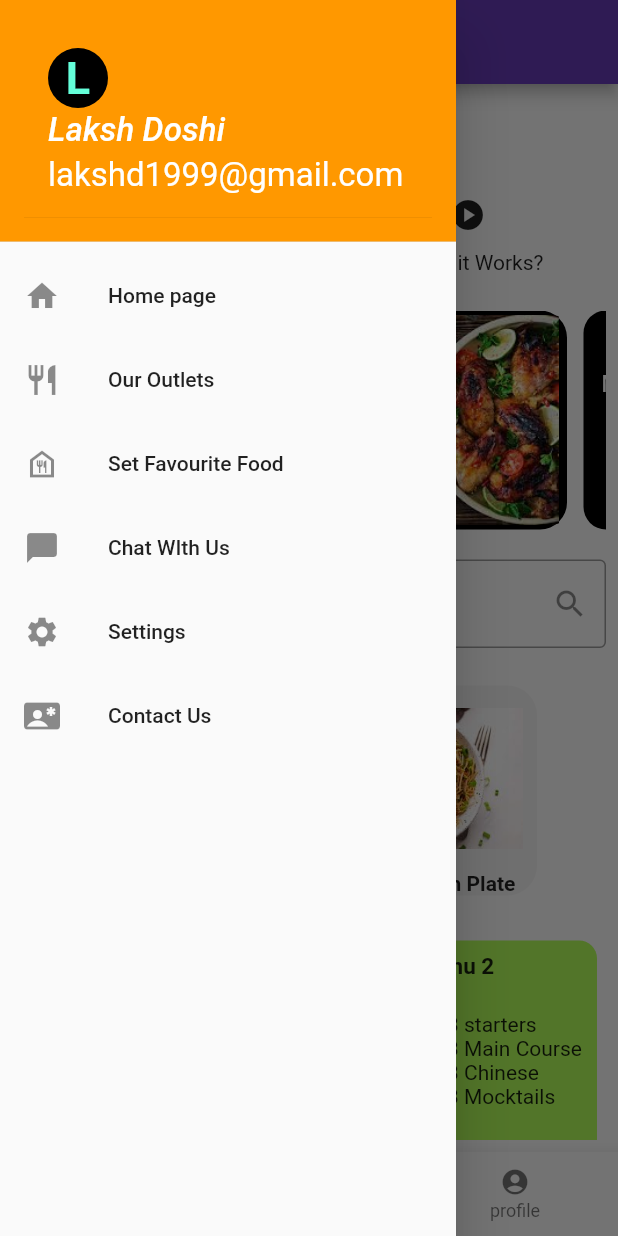
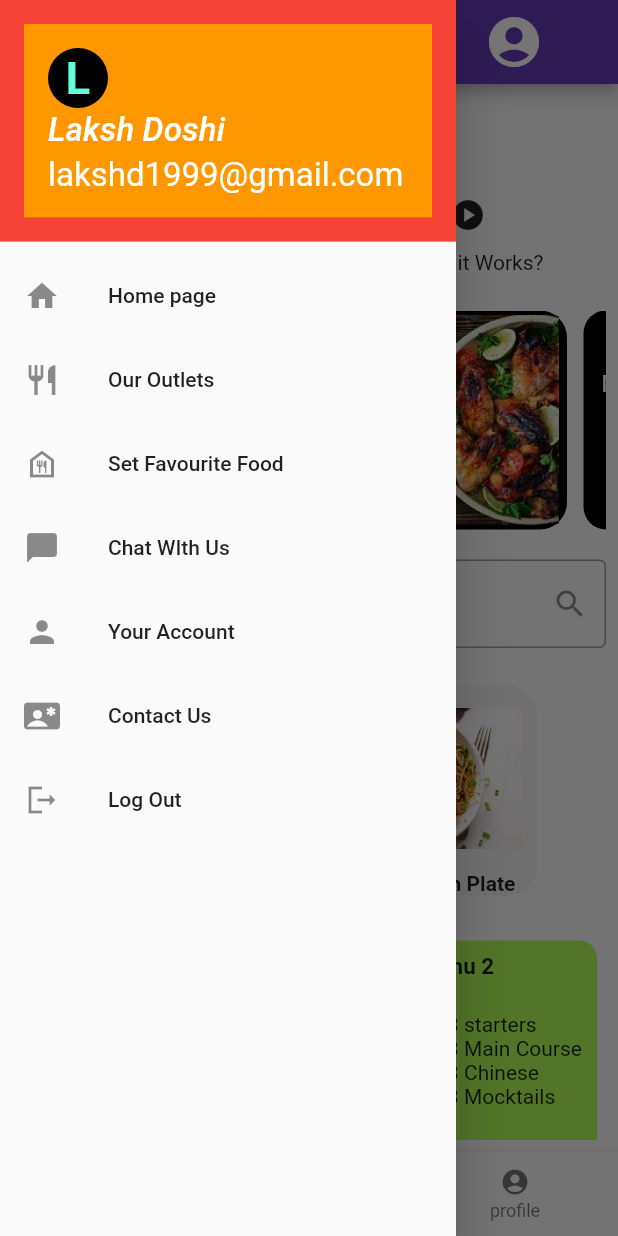
Before and after one commit to LAKSH3002/Food_Company_App, a Flutter app: the screen it shows after launch, with the side drawer open, on a phone screen of 412 x 824 dp. Run offline on Flutter 3.47's test engine with Material 2 defaults, Android fonts, the phone set to English and light mode, and no system bars; our stand-ins replace animated_splash_screen; missing offline and left inert: dialog_flowtter.

Commit message:
created accounts page.

```diff
--- a/royal_plate/lib/HomeScreen.dart
+++ b/royal_plate/lib/HomeScreen.dart
@@ -1,3 +1,5 @@
+import 'package:flutter/cupertino.dart';
+import 'package:royal_plate/Accounts.dart';
 import 'package:royal_plate/Chatbot/chatbot.dart';
 import 'package:royal_plate/OnBoarding4.dart';
 import 'package:royal_plate/Outlets.dart';
@@ -5,6 +7,7 @@ import 'package:royal_plate/SetFav_home.dart';
 import 'package:flutter/material.dart';
 import 'package:flutter/src/widgets/framework.dart';
 import 'package:flutter/src/widgets/placeholder.dart';
+import 'package:flutter/services.dart';
 
 class CardItem{
   final String urlImage;
@@ -52,8 +55,26 @@ List<CardItem> items = const [
     return Scaffold(
       appBar: AppBar(
         backgroundColor: Colors.deepPurple,
-        title: const Text("Royal Plates"),
-      ),
+        title: Row(
+          children:
+          [
+            const Text("Royal Plates"),
+            SizedBox(width: 120,),
+
+            CupertinoButton(
+              child: Icon(Icons.account_circle,
+              color: Colors.white,
+              size:40.0),
+              onPressed: (){
+                setState(() {
+                  Navigator.of(context).push(
+                  MaterialPageRoute(builder: (BuildContext context)=>
+                  const AccountScreen()));
+                });
+              }),
+          ]
+            )
+        ),
       body: Padding(
         padding: const EdgeInsets.all(8.0),
 
@@ -594,7 +615,7 @@ List<CardItem> items = const [
           children: [
             const DrawerHeader(
             decoration: BoxDecoration(
-              color: Colors.orange,
+              color: Colors.red,
             ),
 
             child: UserAccountsDrawerHeader(
@@ -661,11 +682,13 @@ List<CardItem> items = const [
                 },
               ),
               ListTile(
-                title: Text('Settings'),
-                leading: Icon(Icons.settings),
+                title: Text('Your Account'),
+                leading: Icon(Icons.person),
                 onTap: () {
                   setState(() {
-                    const HomeScreen();
+                    Navigator.of(context).push(MaterialPageRoute(
+                    builder: (BuildContext context) =>
+                    const AccountScreen()));
                   });
                 },
               ),
@@ -675,6 +698,15 @@ List<CardItem> items = const [
                 onTap: () {
                   setState(() {
                     const HomeScreen();
+                  });
+                },
+              ),
+              ListTile(
+                title: Text('Log Out'),
+                leading: Icon(Icons.logout_sharp),
+                onTap: () {
+                  setState(() {
+
                   });
                 },
               ),
--- a/royal_plate/lib/Settings.dart
+++ /dev/null
@@ -1,18 +0,0 @@
-import 'package:flutter/src/widgets/framework.dart';
-import 'package:flutter/src/widgets/placeholder.dart';
-
-class Settings extends StatefulWidget
-{
-  const Settings({super.key});
-
-  @override
-  State<Settings> createState() => _SettingsState();
-}
-
-class _SettingsState extends State<Settings>
-{
-  @override
-  Widget build(BuildContext context) {
-    return const Placeholder();
-  }
-}
--- a/royal_plate/lib/main.dart
+++ b/royal_plate/lib/main.dart
@@ -1,8 +1,6 @@
 import 'package:royal_plate/Chatbot/chatbot.dart';
 import 'package:royal_plate/HomeScreen.dart';
-import 'package:royal_plate/Maps.dart';
 import 'package:royal_plate/Outlets.dart';
-import 'package:royal_plate/Settings.dart';
 import 'package:royal_plate/Splash_Screen1.dart';
 import 'package:flutter/material.dart';
 
```
Also changed, not shown: royal_plate/lib/Accounts.dart (added, +80 -0 lines), royal_plate/lib/Maps.dart (deleted).
